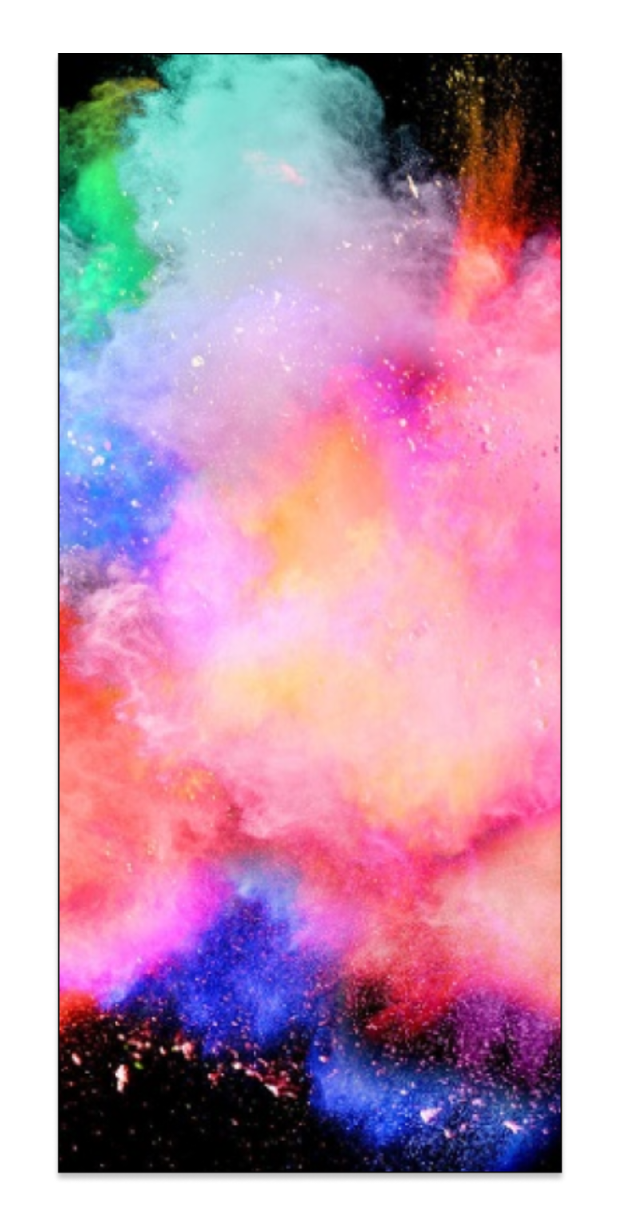
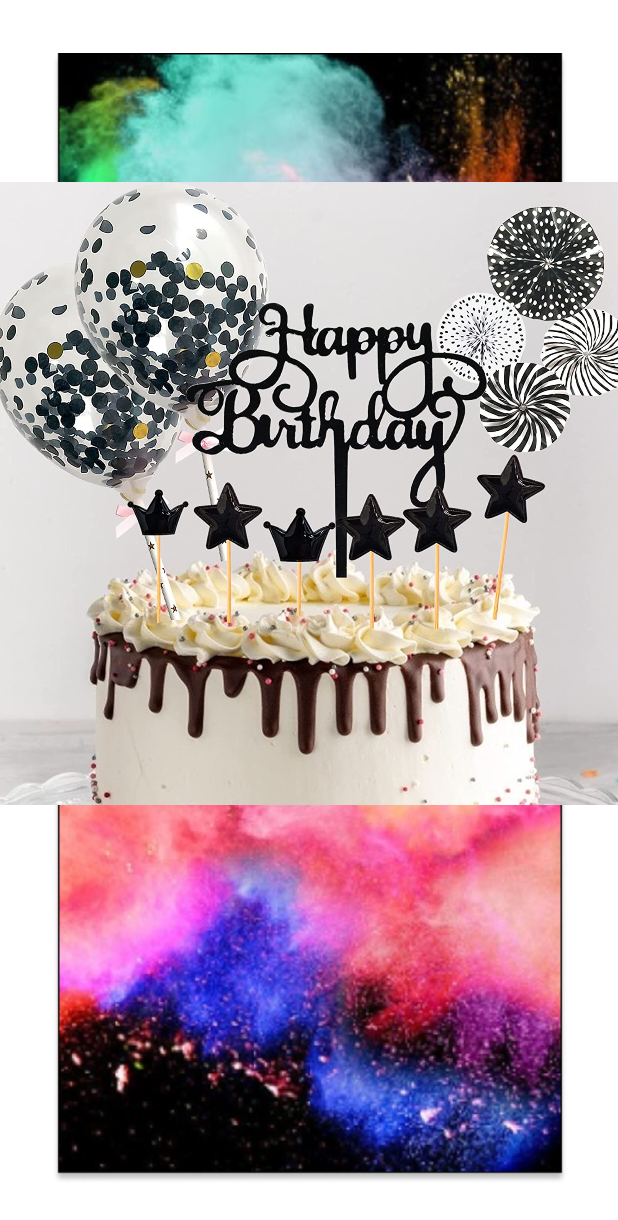
Before and after one commit to Lukasz82M/HappyCake, an Android app: the layout item_cake.xml on its own in the app's theme, with its tools: preview values and no code run, on a phone screen of 412 x 824 dp. Shown: the top 1220 px of the screen. Run offline under Robolectric (Android 15) with nearby library versions, the phone set to English and light mode, and no system bars.

Commit message:
Edit CakeAdapter

```diff
--- /dev/null
+++ b/app/src/main/java/CakeAdapter.kt
@@ -0,0 +1,2 @@
+class CakeAdapter {
+}
--- a/app/src/main/res/layout/fragment_goodbye.xml
+++ b/app/src/main/res/layout/fragment_goodbye.xml
@@ -11,7 +11,7 @@
         android:layout_height="match_parent">
 
         <ImageView
-            android:id="@+id/backgroundGoodbye"
+            android:id="@+id/backgroundCakeItem"
             android:layout_width="425dp"
             android:layout_height="756dp"
             app:layout_constraintBottom_toBottomOf="parent"
@@ -26,11 +26,11 @@
             android:layout_width="wrap_content"
             android:layout_height="wrap_content"
             android:src="@drawable/_0x25_dankeschoen_bunt"
-            app:layout_constraintBottom_toBottomOf="@+id/backgroundGoodbye"
+            app:layout_constraintBottom_toBottomOf="@+id/backgroundCakeItem"
             app:layout_constraintEnd_toEndOf="parent"
             app:layout_constraintHorizontal_bias="1.0"
             app:layout_constraintStart_toStartOf="parent"
-            app:layout_constraintTop_toTopOf="@+id/backgroundGoodbye" />
+            app:layout_constraintTop_toTopOf="@+id/backgroundCakeItem" />
 
     </androidx.constraintlayout.widget.ConstraintLayout>
 </FrameLayout>
--- a/app/src/main/res/layout/item_cake.xml
+++ b/app/src/main/res/layout/item_cake.xml
@@ -6,7 +6,7 @@
     android:layout_height="match_parent">
 
     <ImageView
-        android:id="@+id/backgroundGoodbye"
+        android:id="@+id/backgroundCakeItem"
         android:layout_width="425dp"
         android:layout_height="754dp"
         app:layout_constraintBottom_toBottomOf="parent"
@@ -15,4 +15,16 @@
         app:layout_constraintTop_toTopOf="parent"
         app:srcCompat="@drawable/onboarding_welcome"
         tools:scaleType="fitXY" />
+
+    <ImageView
+        android:id="@+id/imageView"
+        android:layout_width="415dp"
+        android:layout_height="622dp"
+        app:layout_constraintBottom_toBottomOf="parent"
+        app:layout_constraintEnd_toEndOf="parent"
+        app:layout_constraintHorizontal_bias="0.064"
+        app:layout_constraintStart_toStartOf="parent"
+        app:layout_constraintTop_toTopOf="parent"
+        app:layout_constraintVertical_bias="0.088"
+        app:srcCompat="@drawable/happybirthday" />
 </androidx.constraintlayout.widget.ConstraintLayout>
```
Also changed, not shown: app/src/main/res/drawable/kinder_maxi_king.jpg (added).
